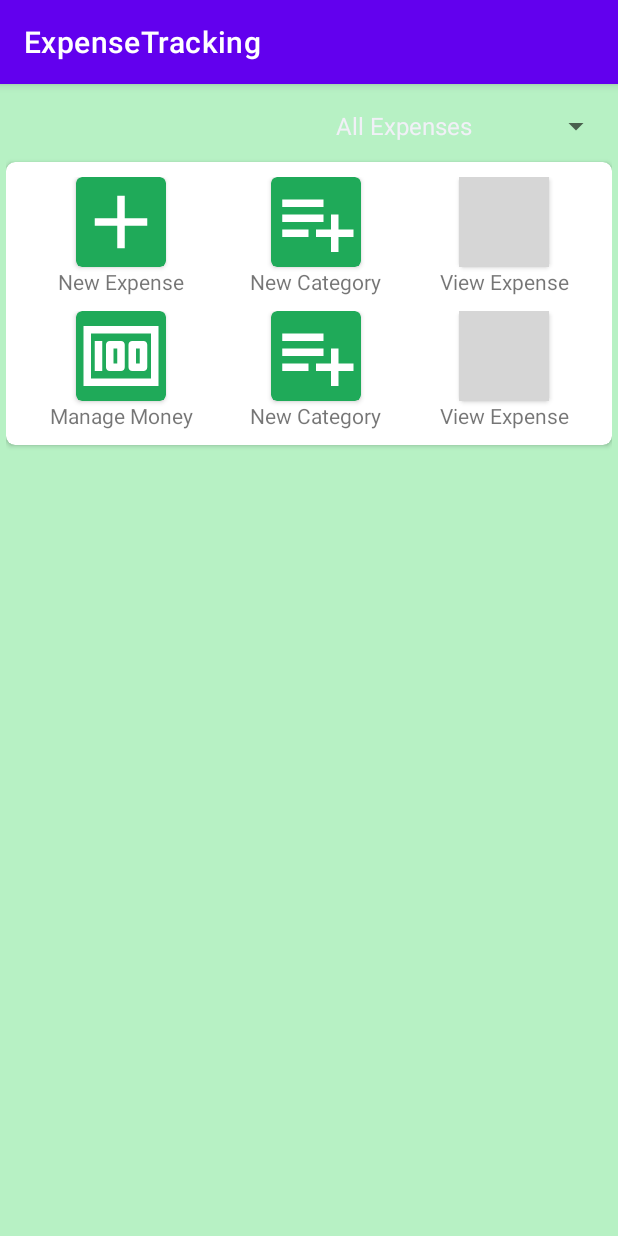
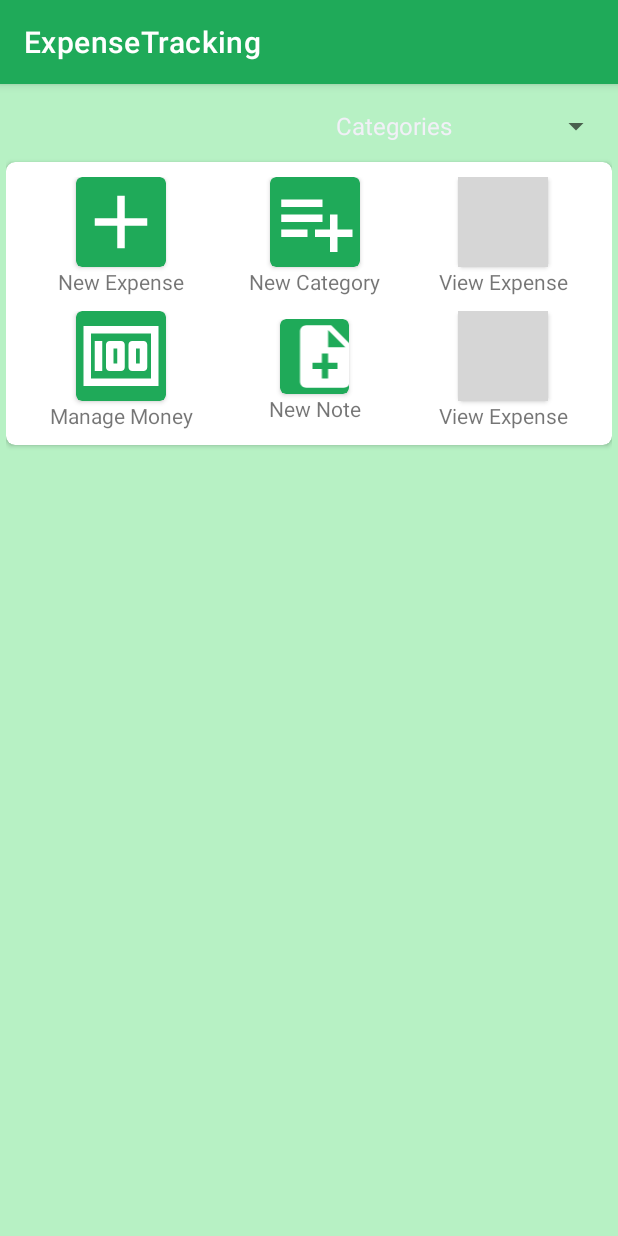
Before and after one commit to yogeshaswar/expense_tracker_android_app, an Android app: the screen it shows after launch (MainActivity), on a phone screen of 412 x 824 dp. Run offline under Robolectric (Android 15) with nearby library versions, the phone set to English and light mode, and no system bars; our stand-ins replace Room's generated code; grey boxes are pictures that could not be loaded.

Commit message:
second commit

```diff
--- a/app/src/main/java/com/yogeshaswar/expensetracking/MainActivity.java
+++ b/app/src/main/java/com/yogeshaswar/expensetracking/MainActivity.java
@@ -21,11 +21,9 @@ import java.util.ArrayList;
 import java.util.List;
 
 public class MainActivity extends AppCompatActivity {
-    ImageView addExpense, addCategory, showExpense, manageMoney;
+    ImageView addExpense, addCategory, showExpense, manageMoney, addNote;
     private MAViewModel maViewModel;
-    List<Expense> expenses = new ArrayList<>();
     Spinner spinnerCategory;
-    SpinnerAdapter categoryData;
     List<String> categoriesList = new ArrayList<>();
     @Override
     protected void onCreate(Bundle savedInstanceState) {
@@ -34,11 +32,6 @@ public class MainActivity extends AppCompatActivity {
         initiateUI();
         clickHandler();
 //        populateCategoryList();
-
-
-        // Array of Months acting as a data pump
-
-
         maViewModel = new ViewModelProvider(this).get(MAViewModel.class);
         List<Category> allCategories = maViewModel.getAllCategories();
         for (int i = 0; i <allCategories.size() ; i++) {
@@ -68,6 +61,10 @@ public class MainActivity extends AppCompatActivity {
             Intent intent = new Intent(MainActivity.this, ManageMoney.class);
             startActivity(intent);
         });
+        addNote.setOnClickListener((v) -> {
+            Intent intent = new Intent(MainActivity.this, Note.class);
+            startActivity(intent);
+        });
     }
 
     private void SpinnerClicksHandler() {
@@ -89,7 +86,7 @@ public class MainActivity extends AppCompatActivity {
 
     private void loadSpinner(List<String> categories) {
 
-        ArrayAdapter adapter = new ArrayAdapter(
+        ArrayAdapter<String> adapter = new ArrayAdapter(
                 getApplicationContext(),android.R.layout.simple_list_item_1 ,categories);
 
         spinnerCategory.setAdapter(adapter);
@@ -102,6 +99,7 @@ public class MainActivity extends AppCompatActivity {
         addCategory = (ImageView) findViewById(R.id.add_new_category);
         showExpense = (ImageView) findViewById(R.id.show_all_expenses);
         manageMoney = (ImageView) findViewById(R.id.manage_money);
+        addNote = (ImageView) findViewById(R.id.add_note);
     }
 
     private List<Expense> getAllExpensesFromDB() {
--- a/app/src/main/java/com/yogeshaswar/expensetracking/adapters/ExpenseAdapter.java
+++ b/app/src/main/java/com/yogeshaswar/expensetracking/adapters/ExpenseAdapter.java
@@ -34,13 +34,14 @@ public class ExpenseAdapter extends RecyclerView.Adapter<ExpenseAdapter.ExpenseV
     @Override
     public void onBindViewHolder(@NonNull ExpenseViewHolder holder, int position) {
         if(expenses.size() == 0) {
-            holder.title.setText("Expenses will be shown here");
+//            holder.title.setText("Expenses will be shown here");
         } else {
             //        holder.title.setText(expenses.get(position).getExpenseTitle());
             holder.amount.setText(String.valueOf(expenses.get(position).getExpenseAmount()));
 
             holder.title.setText(expenses.get(position).getExpenseTitle());
         }
+        // TODO: add data and time and show on expense card
 
     }
 
--- a/app/src/main/java/com/yogeshaswar/expensetracking/database/AppDatabase.java
+++ b/app/src/main/java/com/yogeshaswar/expensetracking/database/AppDatabase.java
@@ -14,13 +14,14 @@ import com.yogeshaswar.expensetracking.models.Expense;
 import java.util.concurrent.ExecutorService;
 import java.util.concurrent.Executors;
 
-@Database(entities = {Category.class, Expense.class}, version = 2, exportSchema = false)
+@Database(entities = {Category.class, Expense.class}, version = 3, exportSchema = false)
 public abstract class AppDatabase extends RoomDatabase {
     private static final String DATABASE_NAME = "expense.db";
 
     // abstract dao methods
     public abstract CategoryDAO categoryDAO();
     public abstract ExpenseDAO expenseDAO();
+    public abstract NoteDAO noteDAO();
 
     // database instance
     private static AppDatabase INSTANCE;
@@ -41,11 +42,8 @@ public abstract class AppDatabase extends RoomDatabase {
         @Override
         public void onCreate(@NonNull SupportSQLiteDatabase db) {
             super.onCreate(db);
-
             // Insert data when db is created...
             InitializeData();
-
-
         }
     };
 
@@ -55,12 +53,13 @@ public abstract class AppDatabase extends RoomDatabase {
         executor.execute(new Runnable() {
             @Override
             public void run() {
-                // Categories
-                Category all = new Category();
-                all.setCategoryName("All Expenses");
-                all.setCategoryDescription("All your expenses will be shown in this category");
+                //Categories
+                Category categories = new Category();
+                categories.setCategoryName("Categories");
+                categories.setCategoryDescription("Rent, Food, Electricity, Bills, etc.");
+                categories.setCategoryId(0);
 
-                categoryDAO.insert(all);
+                categoryDAO.insert(categories);
             }
         });
     }
--- /dev/null
+++ b/app/src/main/java/com/yogeshaswar/expensetracking/database/NoteDAO.java
@@ -0,0 +1,27 @@
+package com.yogeshaswar.expensetracking.database;
+
+import androidx.room.Dao;
+import androidx.room.Delete;
+import androidx.room.Insert;
+import androidx.room.Query;
+
+
+import com.yogeshaswar.expensetracking.models.NoteModel;
+
+import java.util.List;
+
+@Dao
+public interface NoteDAO {
+// TODO : start here
+//    @Insert
+//    void insert(NoteModel note);
+//    @Delete
+//    void delete(NoteModel note);
+//    @Query("SELECT * FROM notes_table")
+//    List<NoteModel> getNotes();
+//    // update method using query
+//    @Query("UPDATE note_table SET title=:title, note=:note WHERE id=:id")
+//    void update(int id, String title, String note);
+
+
+}
--- /dev/null
+++ b/app/src/main/res/drawable/ic_add_note_icon.xml
@@ -0,0 +1,5 @@
+<vector android:autoMirrored="true" android:height="24dp"
+    android:tint="#FFFFFF" android:viewportHeight="24"
+    android:viewportWidth="24" android:width="24dp" xmlns:android="http://schemas.android.com/apk/res/android">
+    <path android:fillColor="@android:color/white" android:pathData="M14,2L6,2c-1.1,0 -1.99,0.9 -1.99,2L4,20c0,1.1 0.89,2 1.99,2L18,22c1.1,0 2,-0.9 2,-2L20,8l-6,-6zM16,16h-3v3h-2v-3L8,16v-2h3v-3h2v3h3v2zM13,9L13,3.5L18.5,9L13,9z"/>
+</vector>
--- a/app/src/main/res/layout/activity_main.xml
+++ b/app/src/main/res/layout/activity_main.xml
@@ -151,24 +151,27 @@
                 android:layout_gravity="center"
                 android:gravity="center"
                 android:layout_marginTop="10dp">
+
                 <androidx.cardview.widget.CardView
+                    android:layout_width="46dp"
                     android:layout_height="wrap_content"
-                    android:layout_width="wrap_content"
                     android:padding="10dp"
                     app:cardBackgroundColor="#1FAA59"
                     app:cardCornerRadius="4dp">
+
                     <ImageView
-                        android:layout_height="60dp"
+                        android:id="@+id/add_note"
                         android:layout_width="60dp"
-                        android:src="@drawable/ic_category_icon"
-                        android:contentDescription="New Category"/>
+                        android:layout_height="50dp"
+                        android:contentDescription="New Category"
+                        android:src="@drawable/ic_add_note_icon" />
 
 
                 </androidx.cardview.widget.CardView>
                 <TextView
                     android:layout_width="wrap_content"
                     android:layout_height="wrap_content"
-                    android:text="New Category"/>
+                    android:text="New Note"/>
 
             </LinearLayout>
             <LinearLayout
--- a/app/src/main/res/values/colors.xml
+++ b/app/src/main/res/values/colors.xml
@@ -1,7 +1,7 @@
 <?xml version="1.0" encoding="utf-8"?>
 <resources>
     <color name="purple_200">#FFBB86FC</color>
-    <color name="purple_500">#FF6200EE</color>
+    <color name="purple_500">#1FAA59</color>
     <color name="purple_700">#FF3700B3</color>
     <color name="teal_200">#FF03DAC5</color>
     <color name="teal_700">#FF018786</color>
```
Also changed, not shown: app/src/main/AndroidManifest.xml (+7 -0 lines), app/src/main/java/com/yogeshaswar/expensetracking/NewExpense.java (+19 -8 lines), app/src/main/java/com/yogeshaswar/expensetracking/Note.java (added, +14 -0 lines), app/src/main/java/com/yogeshaswar/expensetracking/ShowExpense.java (+7 -2 lines), app/src/main/java/com/yogeshaswar/expensetracking/models/NoteModel.java (added, +66 -0 lines), app/src/main/res/layout/activity_note.xml (added, +39 -0 lines).
